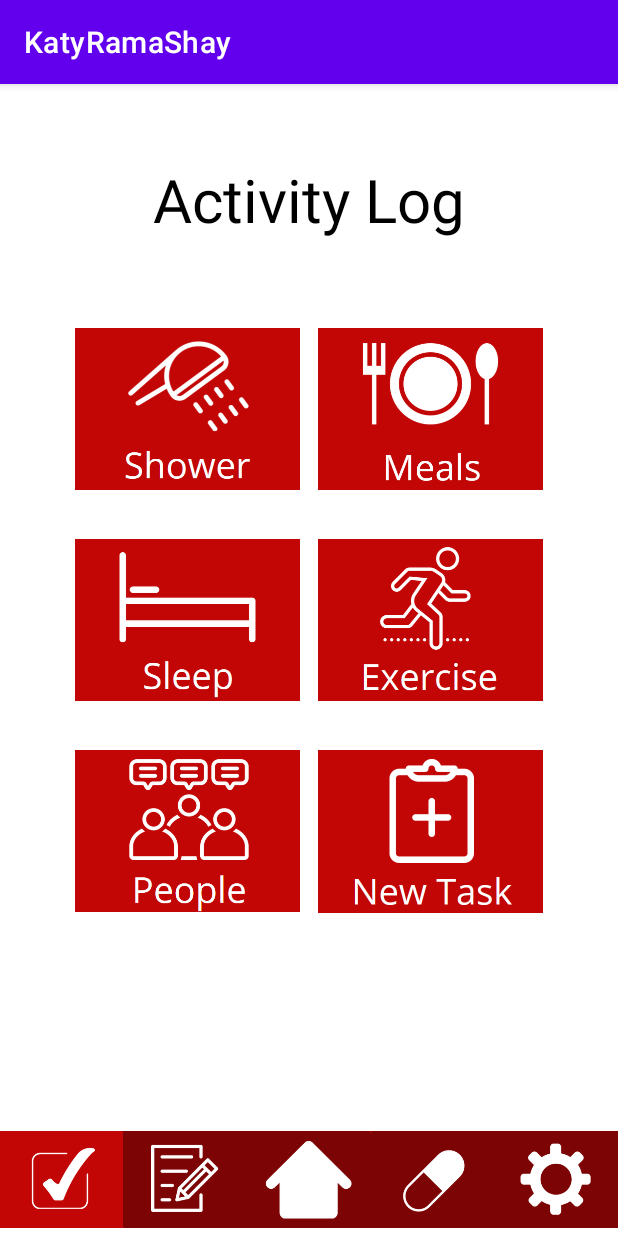
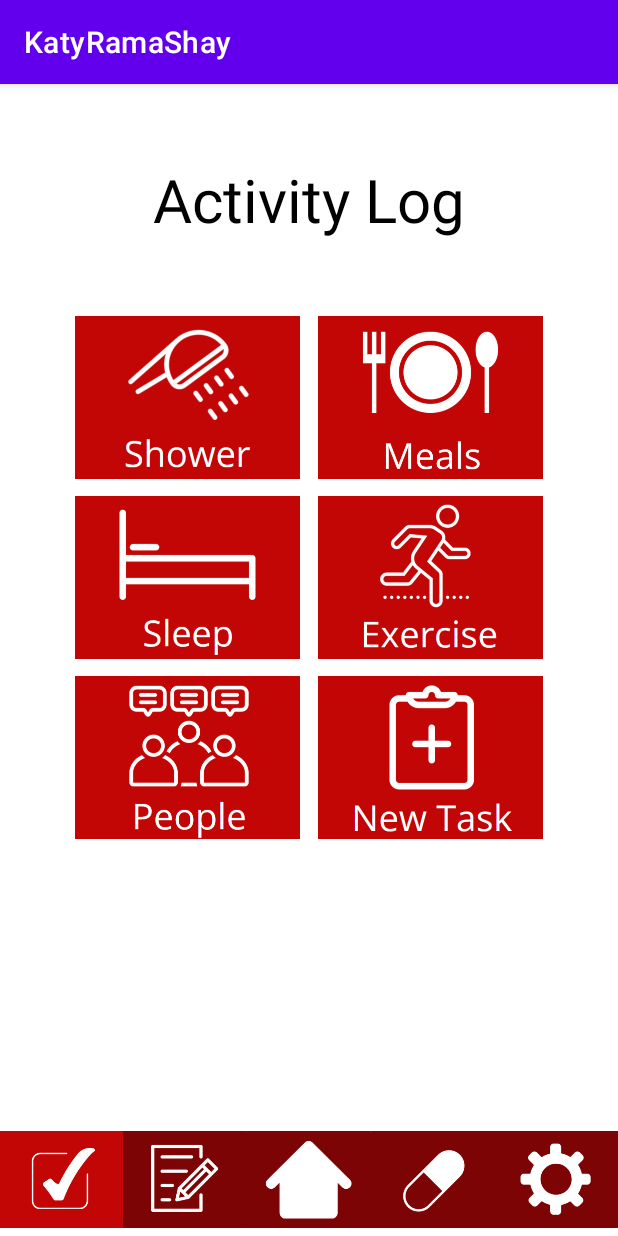
Before and after one commit to Curae-Suprema/Curae-Suprema, an Android app: the TaskPage screen opened directly, with no data from a screen before it, on a phone screen of 412 x 824 dp. Run offline under Robolectric (Android 15) with nearby library versions, the phone set to English and light mode, and no system bars.

Commit message:
Updated Activity Log and navigation bar spacings

```diff
--- a/app/src/main/res/layout/activity_task_page.xml
+++ b/app/src/main/res/layout/activity_task_page.xml
@@ -22,13 +22,13 @@
     <ImageButton
         android:id="@+id/showerButton"
         android:layout_width="150dp"
-        android:layout_height="125dp"
+        android:layout_height="110dp"
         android:layout_marginStart="50dp"
         android:layout_marginLeft="50dp"
         android:layout_marginTop="50dp"
+        android:background="@android:color/transparent"
         android:contentDescription="@string/showerButtonDescriptor"
         android:scaleType="fitCenter"
-        android:background="@android:color/transparent"
         app:layout_constraintStart_toStartOf="parent"
         app:layout_constraintTop_toBottomOf="@+id/taskPageTitle"
         app:srcCompat="@drawable/showericon" />
@@ -36,7 +36,7 @@
     <ImageButton
         android:id="@+id/mealsButton"
         android:layout_width="150dp"
-        android:layout_height="125dp"
+        android:layout_height="110dp"
         android:layout_marginTop="50dp"
         android:layout_marginEnd="50dp"
         android:layout_marginRight="50dp"
@@ -50,10 +50,10 @@
     <ImageButton
         android:id="@+id/sleepButton"
         android:layout_width="150dp"
-        android:layout_height="125dp"
+        android:layout_height="110dp"
         android:layout_marginStart="50dp"
         android:layout_marginLeft="50dp"
-        android:layout_marginTop="15dp"
+        android:layout_marginTop="10dp"
         android:contentDescription="@string/sleepButtonDescriptor"
         android:scaleType="fitCenter"
         android:background="@android:color/transparent"
@@ -64,8 +64,8 @@
     <ImageButton
         android:id="@+id/exerciseButton"
         android:layout_width="150dp"
-        android:layout_height="125dp"
-        android:layout_marginTop="15dp"
+        android:layout_height="110dp"
+        android:layout_marginTop="10dp"
         android:layout_marginEnd="50dp"
         android:layout_marginRight="50dp"
         android:contentDescription="@string/exerciseButtonDescriptor"
@@ -78,10 +78,10 @@
     <ImageButton
         android:id="@+id/peopleButton"
         android:layout_width="150dp"
-        android:layout_height="125dp"
+        android:layout_height="110dp"
         android:layout_marginStart="50dp"
         android:layout_marginLeft="50dp"
-        android:layout_marginTop="15dp"
+        android:layout_marginTop="10dp"
         android:contentDescription="@string/peopleButtonDescriptor"
         android:scaleType="fitCenter"
         android:background="@android:color/transparent"
@@ -92,8 +92,8 @@
     <ImageButton
         android:id="@+id/newTaskButton"
         android:layout_width="150dp"
-        android:layout_height="125dp"
-        android:layout_marginTop="15dp"
+        android:layout_height="110dp"
+        android:layout_marginTop="10dp"
         android:layout_marginEnd="50dp"
         android:layout_marginRight="50dp"
         android:contentDescription="@string/newTaskButtonDescriptor"
```
